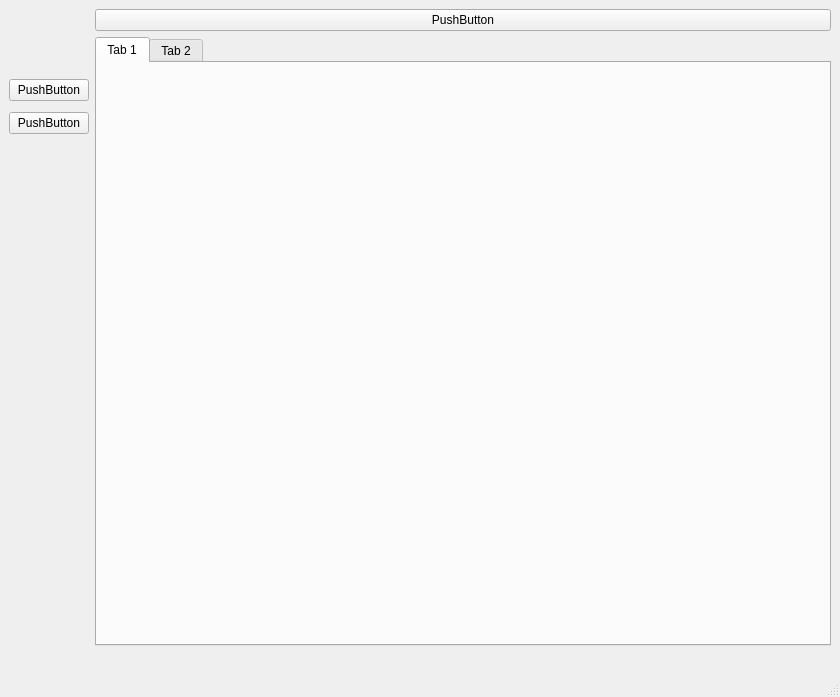
The window that gui/main_gui_qt5_matematik.ui (OlehOleinikov/matematik) describes before a commit, drawn with Qt 5.
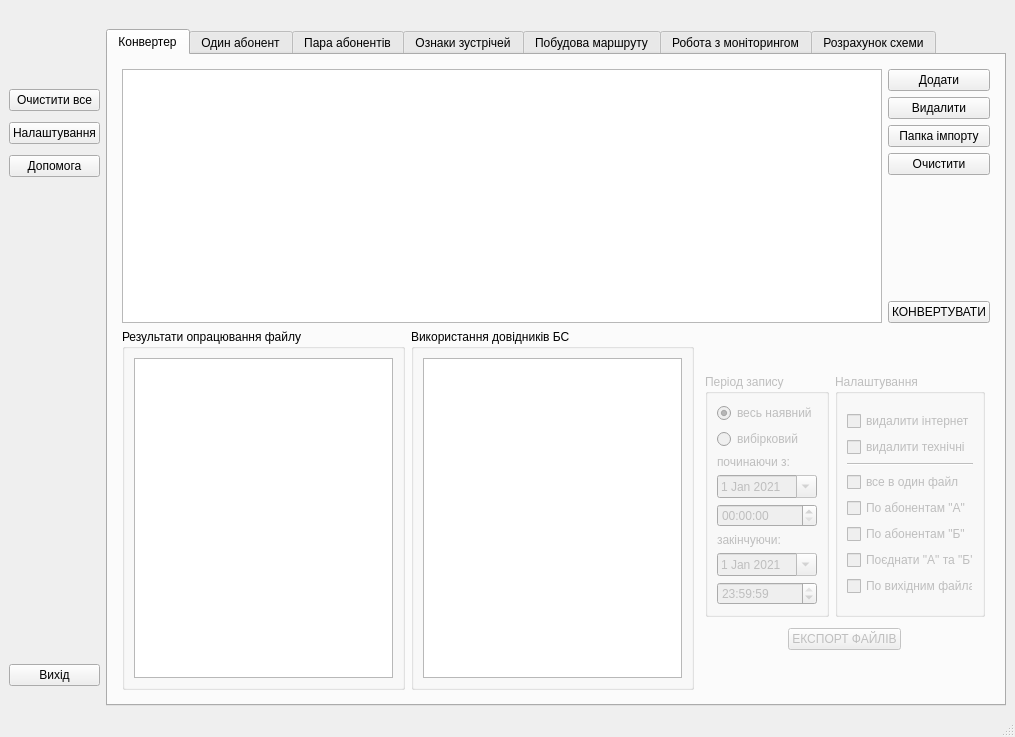
The same window after the commit. Icons and pictures are not drawn.

```diff
--- a/gui/main_gui_qt5_matematik.ui
+++ b/gui/main_gui_qt5_matematik.ui
@@ -6,8 +6,8 @@
    <rect>
     <x>0</x>
     <y>0</y>
-    <width>840</width>
-    <height>697</height>
+    <width>1015</width>
+    <height>737</height>
    </rect>
   </property>
   <property name="windowTitle">
@@ -17,12 +17,28 @@
    <layout class="QHBoxLayout" name="horizontalLayout">
     <item>
      <layout class="QVBoxLayout" name="verticalLayout">
+      <item>
+       <spacer name="verticalSpacer_4">
+        <property name="orientation">
+         <enum>Qt::Vertical</enum>
+        </property>
+        <property name="sizeType">
+         <enum>QSizePolicy::Fixed</enum>
+        </property>
+        <property name="sizeHint" stdset="0">
+         <size>
+          <width>20</width>
+          <height>30</height>
+         </size>
+        </property>
+       </spacer>
+      </item>
       <item>
        <widget class="QLabel" name="label">
         <property name="maximumSize">
          <size>
-          <width>70</width>
-          <height>90</height>
+          <width>85</width>
+          <height>85</height>
          </size>
         </property>
         <property name="frameShape">
@@ -40,6 +56,12 @@
         <property name="scaledContents">
          <bool>true</bool>
         </property>
+        <property name="alignment">
+         <set>Qt::AlignCenter</set>
+        </property>
+        <property name="wordWrap">
+         <bool>false</bool>
+        </property>
        </widget>
       </item>
       <item>
@@ -53,7 +75,7 @@
         <property name="sizeHint" stdset="0">
          <size>
           <width>20</width>
-          <height>50</height>
+          <height>30</height>
          </size>
         </property>
        </spacer>
@@ -61,7 +83,7 @@
       <item>
        <widget class="QPushButton" name="pushButton">
         <property name="text">
-         <string>PushButton</string>
+         <string>Очистити все</string>
         </property>
        </widget>
       </item>
@@ -84,7 +106,30 @@
       <item>
        <widget class="QPushButton" name="pushButton_2">
         <property name="text">
-         <string>PushButton</string>
+         <string>Налаштування</string>
+        </property>
+       </widget>
+      </item>
+      <item>
+       <spacer name="verticalSpacer_5">
+        <property name="orientation">
+         <enum>Qt::Vertical</enum>
+        </property>
+        <property name="sizeType">
+         <enum>QSizePolicy::Fixed</enum>
+        </property>
+        <property name="sizeHint" stdset="0">
+         <size>
+          <width>20</width>
+          <height>5</height>
+         </size>
+        </property>
+       </spacer>
+      </item>
+      <item>
+       <widget class="QPushButton" name="btn_help_win">
+        <property name="text">
+         <string>Допомога</string>
         </property>
        </widget>
       </item>
@@ -93,6 +138,9 @@
         <property name="orientation">
          <enum>Qt::Vertical</enum>
         </property>
+        <property name="sizeType">
+         <enum>QSizePolicy::MinimumExpanding</enum>
+        </property>
         <property name="sizeHint" stdset="0">
          <size>
           <width>20</width>
@@ -101,6 +149,13 @@
         </property>
        </spacer>
       </item>
+      <item>
+       <widget class="QPushButton" name="btn_exit">
+        <property name="text">
+         <string>Вихід</string>
+        </property>
+       </widget>
+      </item>
       <item>
        <spacer name="horizontalSpacer">
         <property name="orientation">
@@ -121,36 +176,525 @@
     </item>
     <item>
      <layout class="QGridLayout" name="gridLayout">
-      <item row="2" column="0">
-       <spacer name="horizontalSpacer_2">
-        <property name="orientation">
-         <enum>Qt::Horizontal</enum>
-        </property>
-        <property name="sizeHint" stdset="0">
-         <size>
-          <width>40</width>
-          <height>20</height>
-         </size>
-        </property>
-       </spacer>
-      </item>
-      <item row="0" column="0">
-       <widget class="QPushButton" name="pushButton_3">
-        <property name="text">
-         <string>PushButton</string>
-        </property>
-       </widget>
-      </item>
       <item row="1" column="0">
-       <widget class="QTabWidget" name="tabWidget">
-        <widget class="QWidget" name="tab">
+       <spacer name="horizontalSpacer_2">
+        <property name="orientation">
+         <enum>Qt::Horizontal</enum>
+        </property>
+        <property name="sizeHint" stdset="0">
+         <size>
+          <width>40</width>
+          <height>20</height>
+         </size>
+        </property>
+       </spacer>
+      </item>
+      <item row="2" column="0">
+       <widget class="QTabWidget" name="tab_main">
+        <property name="enabled">
+         <bool>true</bool>
+        </property>
+        <property name="tabPosition">
+         <enum>QTabWidget::North</enum>
+        </property>
+        <property name="tabShape">
+         <enum>QTabWidget::Rounded</enum>
+        </property>
+        <property name="currentIndex">
+         <number>0</number>
+        </property>
+        <property name="iconSize">
+         <size>
+          <width>25</width>
+          <height>25</height>
+         </size>
+        </property>
+        <property name="elideMode">
+         <enum>Qt::ElideNone</enum>
+        </property>
+        <widget class="QWidget" name="tab_converter">
+         <attribute name="icon">
+          <iconset resource="res_file.qrc">
+           <normaloff>:/BW/gui_res/ico_import.ico</normaloff>:/BW/gui_res/ico_import.ico</iconset>
+         </attribute>
          <attribute name="title">
-          <string>Tab 1</string>
+          <string>Конвертер</string>
          </attribute>
+         <layout class="QHBoxLayout" name="horizontalLayout_5">
+          <item>
+           <layout class="QVBoxLayout" name="verticalLayout_conv_tab_div">
+            <property name="sizeConstraint">
+             <enum>QLayout::SetMaximumSize</enum>
+            </property>
+            <property name="leftMargin">
+             <number>5</number>
+            </property>
+            <property name="topMargin">
+             <number>5</number>
+            </property>
+            <property name="rightMargin">
+             <number>5</number>
+            </property>
+            <property name="bottomMargin">
+             <number>5</number>
+            </property>
+            <item>
+             <layout class="QHBoxLayout" name="horizontalLayout_import_field_and_but">
+              <item>
+               <widget class="QTableView" name="tableView_import_files_list"/>
+              </item>
+              <item>
+               <layout class="QVBoxLayout" name="verticalLayout_import_buttons">
+                <item>
+                 <spacer name="verticalSpacer_7">
+                  <property name="orientation">
+                   <enum>Qt::Vertical</enum>
+                  </property>
+                  <property name="sizeType">
+                   <enum>QSizePolicy::Fixed</enum>
+                  </property>
+                  <property name="sizeHint" stdset="0">
+                   <size>
+                    <width>20</width>
+                    <height>0</height>
+                   </size>
+                  </property>
+                 </spacer>
+                </item>
+                <item>
+                 <widget class="QPushButton" name="btn_sheet_add">
+                  <property name="text">
+                   <string>Додати</string>
+                  </property>
+                 </widget>
+                </item>
+                <item>
+                 <widget class="QPushButton" name="btn_sheet_remove">
+                  <property name="text">
+                   <string>Видалити</string>
+                  </property>
+                 </widget>
+                </item>
+                <item>
+                 <widget class="QPushButton" name="btn_sheet_import_def_dir">
+                  <property name="text">
+                   <string>Папка імпорту</string>
+                  </property>
+                 </widget>
+                </item>
+                <item>
+                 <widget class="QPushButton" name="btn_sheet_clear_list">
+                  <property name="text">
+                   <string>Очистити</string>
+                  </property>
+                 </widget>
+                </item>
+                <item>
+                 <spacer name="verticalSpacer_8">
+                  <property name="orientation">
+                   <enum>Qt::Vertical</enum>
+                  </property>
+                  <property name="sizeHint" stdset="0">
+                   <size>
+                    <width>20</width>
+                    <height>40</height>
+                   </size>
+                  </property>
+                 </spacer>
+                </item>
+                <item>
+                 <widget class="QPushButton" name="btn_sheet_start_convert">
+                  <property name="text">
+                   <string>КОНВЕРТУВАТИ</string>
+                  </property>
+                 </widget>
+                </item>
+                <item>
+                 <spacer name="verticalSpacer_6">
+                  <property name="orientation">
+                   <enum>Qt::Vertical</enum>
+                  </property>
+                  <property name="sizeType">
+                   <enum>QSizePolicy::Fixed</enum>
+                  </property>
+                  <property name="sizeHint" stdset="0">
+                   <size>
+                    <width>20</width>
+                    <height>0</height>
+                   </size>
+                  </property>
+                 </spacer>
+                </item>
+               </layout>
+              </item>
+             </layout>
+            </item>
+            <item>
+             <layout class="QHBoxLayout" name="horizontalLayout_4">
+              <item>
+               <widget class="QGroupBox" name="groupBox_2">
+                <property name="title">
+                 <string>Результати опрацювання файлу</string>
+                </property>
+                <layout class="QHBoxLayout" name="horizontalLayout_8">
+                 <item>
+                  <widget class="QPlainTextEdit" name="plainTextEdit_file_results_info"/>
+                 </item>
+                </layout>
+               </widget>
+              </item>
+              <item>
+               <widget class="QGroupBox" name="groupBox">
+                <property name="title">
+                 <string>Використання довідників БС</string>
+                </property>
+                <layout class="QHBoxLayout" name="horizontalLayout_9">
+                 <item>
+                  <widget class="QPlainTextEdit" name="plainTextEdit_bs_voc_info"/>
+                 </item>
+                </layout>
+               </widget>
+              </item>
+              <item>
+               <layout class="QVBoxLayout" name="verticalLayout_5">
+                <property name="leftMargin">
+                 <number>0</number>
+                </property>
+                <property name="topMargin">
+                 <number>0</number>
+                </property>
+                <property name="rightMargin">
+                 <number>0</number>
+                </property>
+                <property name="bottomMargin">
+                 <number>0</number>
+                </property>
+                <item>
+                 <spacer name="verticalSpacer_10">
+                  <property name="orientation">
+                   <enum>Qt::Vertical</enum>
+                  </property>
+                  <property name="sizeHint" stdset="0">
+                   <size>
+                    <width>20</width>
+                    <height>40</height>
+                   </size>
+                  </property>
+                 </spacer>
+                </item>
+                <item>
+                 <layout class="QHBoxLayout" name="horizontalLayout_6">
+                  <property name="sizeConstraint">
+                   <enum>QLayout::SetMinimumSize</enum>
+                  </property>
+                  <property name="leftMargin">
+                   <number>5</number>
+                  </property>
+                  <property name="topMargin">
+                   <number>5</number>
+                  </property>
+                  <property name="rightMargin">
+                   <number>5</number>
+                  </property>
+                  <property name="bottomMargin">
+                   <number>5</number>
+                  </property>
+                  <item>
+                   <widget class="QGroupBox" name="groupBox_4">
+                    <property name="enabled">
+                     <bool>false</bool>
+                    </property>
+                    <property name="minimumSize">
+                     <size>
+                      <width>0</width>
+                      <height>50</height>
+                     </size>
+                    </property>
+                    <property name="maximumSize">
+                     <size>
+                      <width>130</width>
+                      <height>16777215</height>
+                     </size>
+                    </property>
+                    <property name="title">
+                     <string>Період запису</string>
+                    </property>
+                    <layout class="QHBoxLayout" name="horizontalLayout_7">
+                     <item>
+                      <layout class="QVBoxLayout" name="verticalLayout_6">
+                       <item>
+                        <widget class="QRadioButton" name="radio_period_export_all">
+                         <property name="text">
+                          <string>весь наявний</string>
+                         </property>
+                         <property name="checked">
+                          <bool>true</bool>
+                         </property>
+                        </widget>
+                       </item>
+                       <item>
+                        <widget class="QRadioButton" name="radio_period_export_custom">
+                         <property name="text">
+                          <string>вибірковий</string>
+                         </property>
+                         <property name="checked">
+                          <bool>false</bool>
+                         </property>
+                        </widget>
+                       </item>
+                       <item>
+                        <widget class="QLabel" name="label_3">
+                         <property name="text">
+                          <string>починаючи з:</string>
+                         </property>
+                        </widget>
+                       </item>
+                       <item>
+                        <widget class="QDateEdit" name="field_export_period_start_date">
+                         <property name="dateTime">
+                          <datetime>
+                           <hour>0</hour>
+                           <minute>0</minute>
+                           <second>0</second>
+                           <year>2021</year>
+                           <month>1</month>
+                           <day>1</day>
+                          </datetime>
+                         </property>
+                         <property name="calendarPopup">
+                          <bool>true</bool>
+                         </property>
+                        </widget>
+                       </item>
+                       <item>
+                        <widget class="QTimeEdit" name="field_export_period_start_time">
+                         <property name="calendarPopup">
+                          <bool>true</bool>
+                         </property>
+                        </widget>
+                       </item>
+                       <item>
+                        <widget class="QLabel" name="label_2">
+                         <property name="text">
+                          <string>закінчуючи:</string>
+                         </property>
+                         <property name="alignment">
+                          <set>Qt::AlignLeading|Qt::AlignLeft|Qt::AlignVCenter</set>
+                         </property>
+                        </widget>
+                       </item>
+                       <item>
+                        <widget class="QDateEdit" name="field_export_period_end_date">
+                         <property name="dateTime">
+                          <datetime>
+                           <hour>0</hour>
+                           <minute>0</minute>
+                           <second>0</second>
+                           <year>2021</year>
+                           <month>1</month>
+                           <day>1</day>
+                          </datetime>
+                         </property>
+                         <property name="calendarPopup">
+                          <bool>true</bool>
+                         </property>
+                        </widget>
+                       </item>
+                       <item>
+                        <widget class="QTimeEdit" name="field_export_period_end_time">
+                         <property name="dateTime">
+                          <datetime>
+                           <hour>23</hour>
+                           <minute>59</minute>
+                           <second>59</second>
+                           <year>2000</year>
+                           <month>1</month>
+                           <day>1</day>
+                          </datetime>
+                         </property>
+                         <property name="calendarPopup">
+                          <bool>true</bool>
+                         </property>
+                        </widget>
+                       </item>
+                      </layout>
+                     </item>
+                    </layout>
+                   </widget>
+                  </item>
+                  <item>
+                   <widget class="QGroupBox" name="groupBox_3">
+                    <property name="enabled">
+                     <bool>false</bool>
+                    </property>
+                    <property name="maximumSize">
+                     <size>
+                      <width>150</width>
+                      <height>16777215</height>
+                     </size>
+                    </property>
+                    <property name="title">
+                     <string>Налаштування</string>
+                    </property>
+                    <layout class="QVBoxLayout" name="verticalLayout_8">
+                     <item>
+                      <layout class="QVBoxLayout" name="verticalLayout_7">
+                       <item>
+                        <widget class="QCheckBox" name="checkBox_remove_internet">
+                         <property name="text">
+                          <string>видалити інтернет</string>
+                         </property>
+                        </widget>
+                       </item>
+                       <item>
+                        <widget class="QCheckBox" name="checkBox_remove_techdata">
+                         <property name="text">
+                          <string>видалити технічні</string>
+                         </property>
+                        </widget>
+                       </item>
+                       <item>
+                        <widget class="Line" name="line">
+                         <property name="orientation">
+                          <enum>Qt::Horizontal</enum>
+                         </property>
+                        </widget>
+                       </item>
+                       <item>
+                        <widget class="QCheckBox" name="checkBox_save_heap">
+                         <property name="text">
+                          <string>все в один файл</string>
+                         </property>
+                        </widget>
+                       </item>
+                       <item>
+                        <widget class="QCheckBox" name="checkBox_save_abon_A">
+                         <property name="text">
+                          <string>По абонентам &quot;А&quot;</string>
+                         </property>
+                        </widget>
+                       </item>
+                       <item>
+                        <widget class="QCheckBox" name="checkBox_save_abon_B">
+                         <property name="text">
+                          <string>По абонентам &quot;Б&quot;</string>
+                         </property>
+                        </widget>
+                       </item>
+                       <item>
+                        <widget class="QCheckBox" name="checkBox_save_combine_AB">
+                         <property name="text">
+                          <string>Поєднати &quot;А&quot; та &quot;Б&quot;</string>
+                         </property>
+                        </widget>
+                       </item>
+                       <item>
+                        <widget class="QCheckBox" name="checkBox_save_file_to_file">
+                         <property name="text">
+                          <string>По вихідним файлам</string>
+                         </property>
+                        </widget>
+                       </item>
+                      </layout>
+                     </item>
+                    </layout>
+                   </widget>
+                  </item>
+                 </layout>
+                </item>
+                <item alignment="Qt::AlignHCenter">
+                 <widget class="QPushButton" name="btn_excel_save">
+                  <property name="enabled">
+                   <bool>false</bool>
+                  </property>
+                  <property name="maximumSize">
+                   <size>
+                    <width>200</width>
+                    <height>16777213</height>
+                   </size>
+                  </property>
+                  <property name="autoFillBackground">
+                   <bool>false</bool>
+                  </property>
+                  <property name="text">
+                   <string>ЕКСПОРТ ФАЙЛІВ</string>
+                  </property>
+                 </widget>
+                </item>
+                <item>
+                 <spacer name="verticalSpacer_9">
+                  <property name="orientation">
+                   <enum>Qt::Vertical</enum>
+                  </property>
+                  <property name="sizeHint" stdset="0">
+                   <size>
+                    <width>20</width>
+                    <height>40</height>
+                   </size>
+                  </property>
+                 </spacer>
+                </item>
+               </layout>
+              </item>
+             </layout>
+            </item>
+           </layout>
+          </item>
+         </layout>
         </widget>
-        <widget class="QWidget" name="tab_2">
+        <widget class="QWidget" name="tab_subscriber_single">
+         <attribute name="icon">
+          <iconset resource="res_file.qrc">
+           <normaloff>:/BW/gui_res/ico_single2.ico</normaloff>:/BW/gui_res/ico_single2.ico</iconset>
+         </attribute>
          <attribute name="title">
-          <string>Tab 2</string>
+          <string>Один абонент</string>
+         </attribute>
+        </widget>
+        <widget class="QWidget" name="tab_pair_subscribers">
+         <attribute name="icon">
+          <iconset resource="res_file.qrc">
+           <normaloff>:/BW/gui_res/ico_pair2.ico</normaloff>:/BW/gui_res/ico_pair2.ico</iconset>
+         </attribute>
+         <attribute name="title">
+          <string>Пара абонентів</string>
+         </attribute>
+        </widget>
+        <widget class="QWidget" name="tab_meetings">
+         <attribute name="icon">
+          <iconset resource="res_file.qrc">
+           <normaloff>:/BW/gui_res/ico_meet2.ico</normaloff>:/BW/gui_res/ico_meet2.ico</iconset>
+         </attribute>
+         <attribute name="title">
+          <string>Ознаки зустрічей</string>
+         </attribute>
+         <layout class="QHBoxLayout" name="horizontalLayout_10"/>
+        </widget>
+        <widget class="QWidget" name="tab_routes">
+         <attribute name="icon">
+          <iconset resource="res_file.qrc">
+           <normaloff>:/BW/gui_res/ico_route.ico</normaloff>:/BW/gui_res/ico_route.ico</iconset>
+         </attribute>
+         <attribute name="title">
+          <string>Побудова маршруту</string>
+         </attribute>
+        </widget>
+        <widget class="QWidget" name="tab_monitoring">
+         <attribute name="icon">
+          <iconset resource="res_file.qrc">
+           <normaloff>:/pics/gui_res/ico_mon.ico</normaloff>:/pics/gui_res/ico_mon.ico</iconset>
+         </attribute>
+         <attribute name="title">
+          <string>Робота з моніторингом</string>
+         </attribute>
+        </widget>
+        <widget class="QWidget" name="tab_graph">
+         <attribute name="icon">
+          <iconset resource="res_file.qrc">
+           <normaloff>:/pics/gui_res/ico_links.ico</normaloff>:/pics/gui_res/ico_links.ico</iconset>
+         </attribute>
+         <attribute name="title">
+          <string>Розрахунок схеми</string>
          </attribute>
         </widget>
        </widget>
```
Left out of the diff: 21 changed lines with no effect on the pictures.
